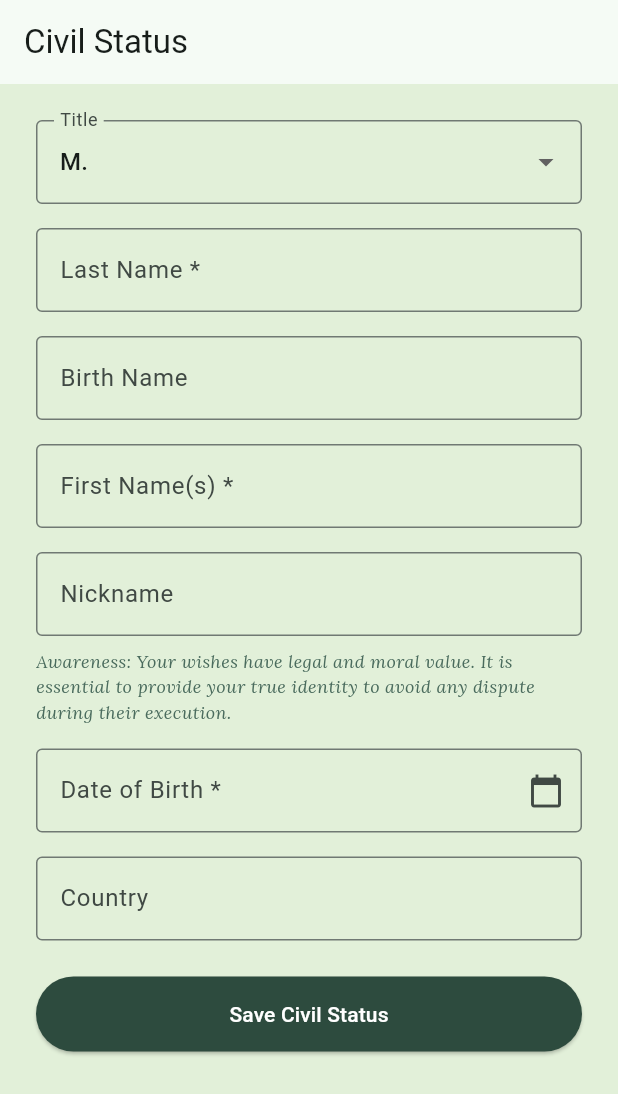
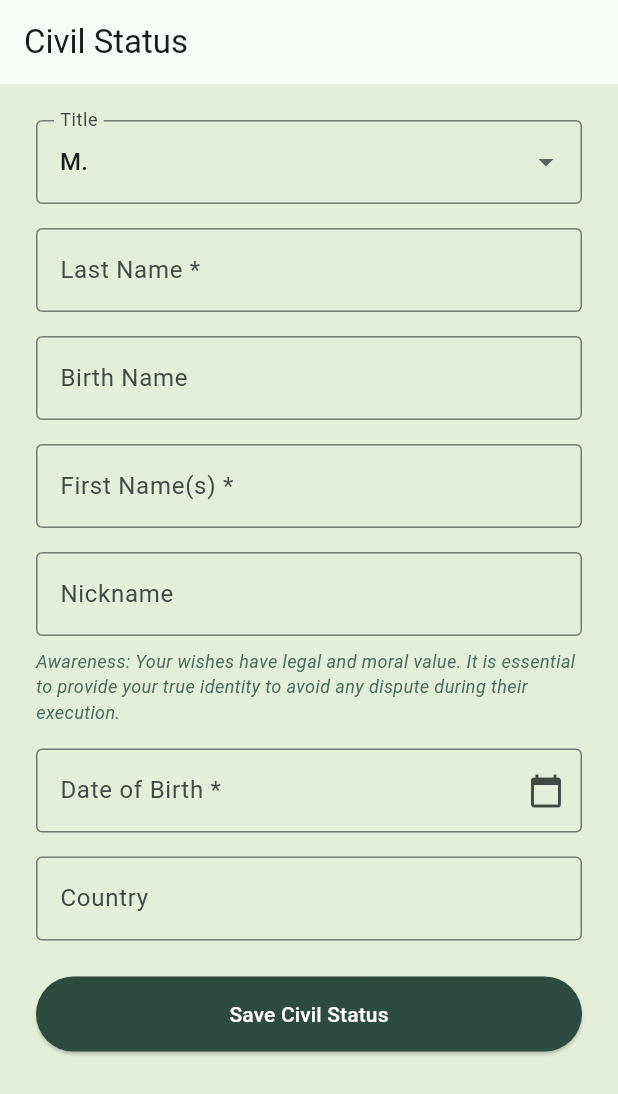
Before and after one commit to DASyhef/My-Cypress, a Flutter app: the screen it shows once a user with an empty profile is signed in, on a phone screen of 412 x 824 dp. Shown: the top 1094 px of the screen. Run offline on Flutter 3.47's test engine with Material 3 defaults, Android fonts, the phone set to English and light mode, and no system bars; our stand-ins replace cloud_firestore, firebase_auth, firebase_core, google_sign_in, sign_in_with_apple; accounts and stored records are empty.

Commit message:
feat [trusted persons]: email.service / pending status

```diff
--- a/lib/l10n/app_localizations.dart
+++ b/lib/l10n/app_localizations.dart
@@ -319,6 +319,54 @@ abstract class AppLocalizations {
   /// In en, this message translates to:
   /// **'Please enter a valid email'**
   String get invalidEmail;
+
+  /// No description provided for @editPersonTitle.
+  ///
+  /// In en, this message translates to:
+  /// **'Edit contact'**
+  String get editPersonTitle;
+
+  /// No description provided for @confirmDeleteTitle.
+  ///
+  /// In en, this message translates to:
+  /// **'Confirm deletion'**
+  String get confirmDeleteTitle;
+
+  /// No description provided for @confirmDeleteContent.
+  ///
+  /// In en, this message translates to:
+  /// **'Do you really want to delete this trusted person?'**
+  String get confirmDeleteContent;
+
+  /// No description provided for @cancelButton.
+  ///
+  /// In en, this message translates to:
+  /// **'Cancel'**
+  String get cancelButton;
+
+  /// No description provided for @deleteButton.
+  ///
+  /// In en, this message translates to:
+  /// **'Delete'**
+  String get deleteButton;
+
+  /// No description provided for @saveChangesButton.
+  ///
+  /// In en, this message translates to:
+  /// **'Save changes'**
+  String get saveChangesButton;
+
+  /// No description provided for @sendButton.
+  ///
+  /// In en, this message translates to:
+  /// **'Send'**
+  String get sendButton;
+
+  /// No description provided for @invitationEmailBody.
+  ///
+  /// In en, this message translates to:
+  /// **'Hello {firstName},\n\nYou have been designated as a trusted person on My-Cypress.\n\nYou can download the app or log in online here: {appUrl}'**
+  String invitationEmailBody(String firstName, String appUrl);
 }
 
 class _AppLocalizationsDelegate
--- a/lib/main.dart
+++ b/lib/main.dart
@@ -2,11 +2,11 @@ import 'package:flutter/material.dart';
 import 'package:firebase_core/firebase_core.dart';
 import 'package:firebase_auth/firebase_auth.dart';
 import 'package:cloud_firestore/cloud_firestore.dart';
-import 'package:google_fonts/google_fonts.dart';
 import 'package:flutter_localizations/flutter_localizations.dart';
 import 'l10n/app_localizations.dart';
 import 'package:gontran/firebase_options.dart';
 import 'package:gontran/services/auth_service.dart';
+import 'package:gontran/theme/app_theme.dart';
 import 'package:gontran/views/auth_page.dart';
 import 'package:gontran/views/dashboard_page.dart';
 import 'package:gontran/views/profile_page.dart';
@@ -25,8 +25,6 @@ class MyApp extends StatelessWidget {
   @override
   Widget build(BuildContext context) {
     final AuthService authService = AuthService();
-    final primaryColor = const Color(0xFF2D4B3E);
-    final secondaryColor = const Color(0xFF4A6B5D);
 
     return MaterialApp(
       title: 'My-Cypress',
@@ -40,36 +38,7 @@ class MyApp extends StatelessWidget {
         Locale('en'),
         Locale('fr'),
       ],
-      theme: ThemeData(
-        scaffoldBackgroundColor: const Color(0xFFE2F0D9),
-        colorScheme: ColorScheme.fromSeed(
-          seedColor: primaryColor,
-          primary: primaryColor,
-          secondary: secondaryColor,
-        ),
-        textTheme: TextTheme(
-          headlineMedium: GoogleFonts.montserrat(
-            fontSize: 28,
-            fontWeight: FontWeight.bold,
-            color: primaryColor,
-          ),
-          bodyMedium: GoogleFonts.lora(
-            fontSize: 14,
-            fontStyle: FontStyle.italic,
-            color: secondaryColor,
-          ),
-        ),
-        inputDecorationTheme: const InputDecorationTheme(
-          border: OutlineInputBorder(),
-        ),
-        elevatedButtonTheme: ElevatedButtonThemeData(
-          style: ElevatedButton.styleFrom(
-            minimumSize: const Size.fromHeight(50),
-            backgroundColor: primaryColor,
-            foregroundColor: Colors.white,
-          ),
-        ),
-      ),
+      theme: AppTheme.lightTheme,
       home: StreamBuilder<User?>(
         stream: authService.userState,
         builder: (context, snapshot) {
--- /dev/null
+++ b/lib/theme/app_theme.dart
@@ -0,0 +1,58 @@
+import 'package:flutter/material.dart';
+
+class AppTheme {
+  static const Color primaryColor = Color(0xFF2D4B3E);
+  static const Color secondaryColor = Color(0xFF4A6B5D);
+  static const Color backgroundColor = Color(0xFFE2F0D9);
+
+  static const double spacingXs = 4.0;
+  static const double spacingSm = 8.0;
+  static const double spacingMd = 12.0;
+  static const double spacingLg = 16.0;
+
+  static const double borderRadiusSm = 8.0;
+  static const double borderRadiusMd = 12.0;
+
+  static ThemeData get lightTheme {
+    return ThemeData(
+      scaffoldBackgroundColor: backgroundColor,
+      colorScheme: ColorScheme.fromSeed(
+        seedColor: primaryColor,
+        primary: primaryColor,
+        secondary: secondaryColor,
+      ),
+      inputDecorationTheme: const InputDecorationTheme(
+        border: OutlineInputBorder(),
+      ),
+      elevatedButtonTheme: ElevatedButtonThemeData(
+        style: ElevatedButton.styleFrom(
+          minimumSize: const Size.fromHeight(50),
+          backgroundColor: primaryColor,
+          foregroundColor: Colors.white,
+        ),
+      ),
+    );
+  }
+
+  static BoxDecoration errorContainerDecoration(ThemeData theme) {
+    return BoxDecoration(
+      color: theme.colorScheme.errorContainer,
+      borderRadius: BorderRadius.circular(borderRadiusSm),
+    );
+  }
+
+  static TextStyle errorTextStyle(ThemeData theme) {
+    return TextStyle(
+      color: theme.colorScheme.onErrorContainer,
+      fontSize: 14,
+    );
+  }
+
+  static BoxDecoration statusBadgeDecoration(Color statusColor) {
+    return BoxDecoration(
+      color: statusColor.withOpacity(0.2),
+      borderRadius: BorderRadius.circular(borderRadiusMd),
+      border: Border.all(color: statusColor),
+    );
+  }
+}
--- a/pubspec.yaml
+++ b/pubspec.yaml
@@ -21,6 +21,7 @@ dependencies:
   cloud_firestore: ^6.10.0
   google_sign_in: ^7.2.0
   sign_in_with_apple: ^8.2.0
+  url_launcher: ^6.2.5
 
 dev_dependencies:
   flutter_test:
```
Also changed, not shown: lib/l10n/app_en.arb (+13 -2 lines), lib/l10n/app_fr.arb (+13 -1 lines), lib/l10n/app_localizations_en.dart (+27 -0 lines), lib/l10n/app_localizations_fr.dart (+27 -0 lines), lib/models/trusted_person.dart (+18 -0 lines), lib/services/email_service.dart (added, +30 -0 lines), lib/views/trusted_persons.dart (+97 -35 lines), pubspec.lock, 2 other files.
